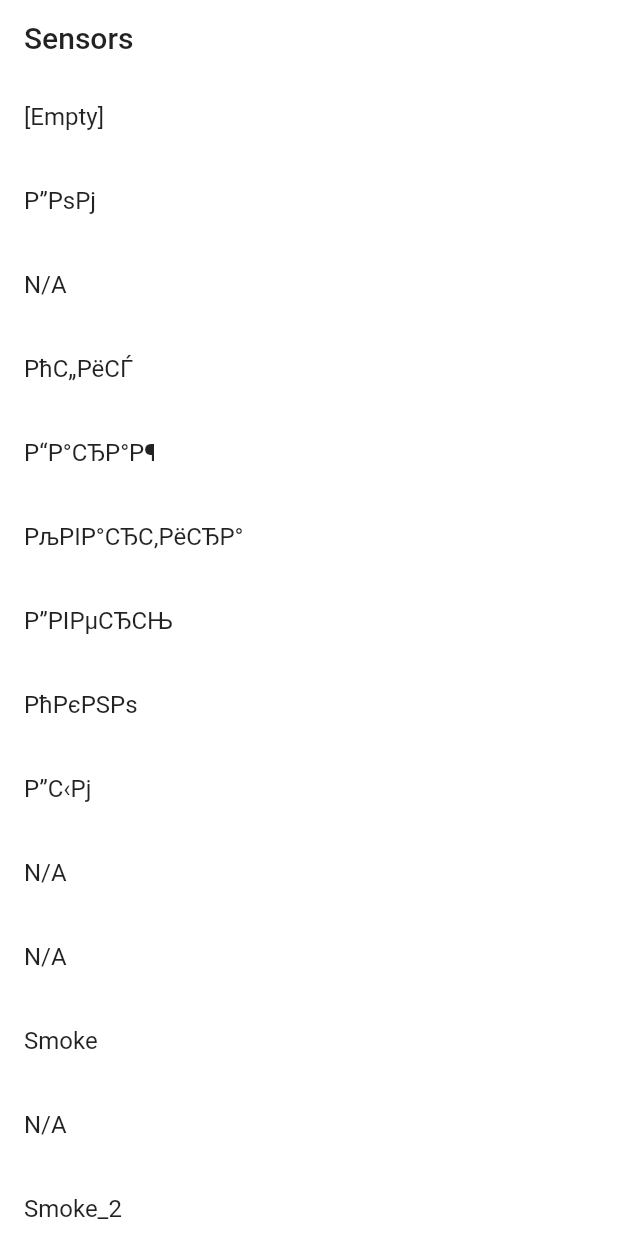
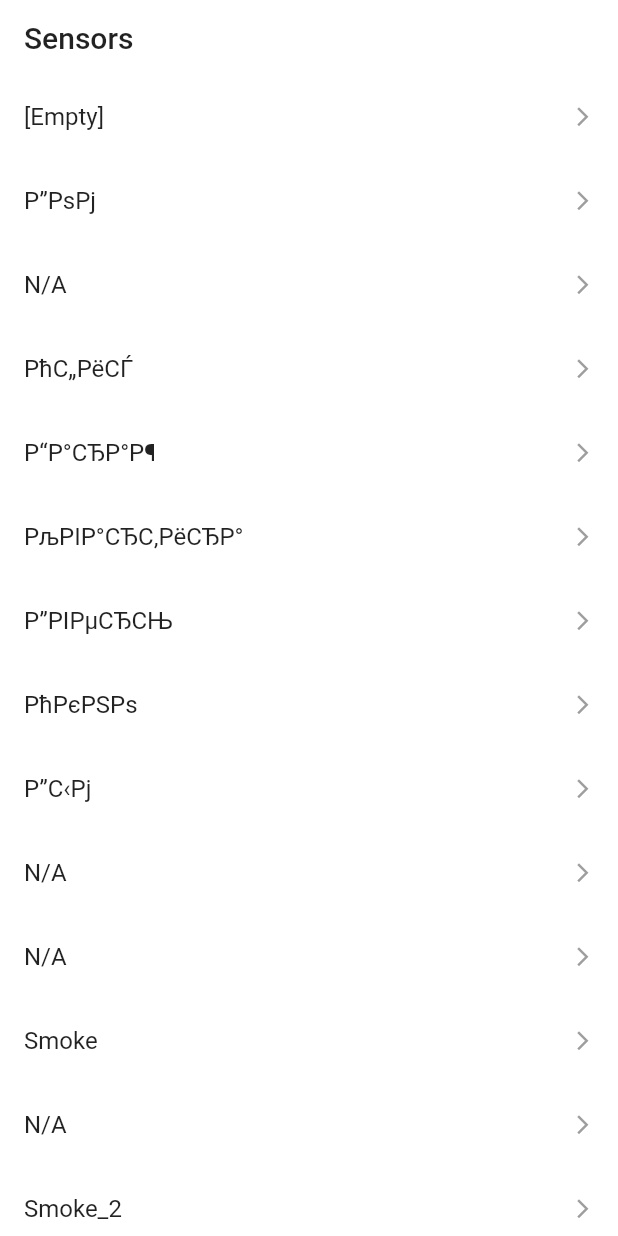
Before and after one commit to ProtoCornHub/bolid_sample, a Flutter app: the screen it shows after launch, on a phone screen of 412 x 824 dp. Run offline on Flutter 3.47's test engine with Material 2 defaults, Android fonts, the phone set to English and light mode, and no system bars; our stand-ins replace equatable, flutter_bloc, go_router, hive, hive_flutter; accounts and stored records are empty; Roboto replaces fonts that are missing (Avenir).

Commit message:
SensorCard

```diff
--- a/lib/src/features/sensor/presentation/view/sensor_list_screen.dart
+++ b/lib/src/features/sensor/presentation/view/sensor_list_screen.dart
@@ -1,8 +1,9 @@
 import 'package:bolid_sample/src/features/sensor/presentation/blocs/sensor/sensor_bloc.dart';
+import 'package:bolid_sample/src/shared/domain/entities/sensor.dart';
 import 'package:flutter/material.dart';
 import 'package:flutter_bloc/flutter_bloc.dart';
-
 import '../../../../shared/presentation/widgets/custom_app_bar.dart';
+import 'package:go_router/go_router.dart';
 
 class SensorListScreen extends StatelessWidget {
   const SensorListScreen({Key? key}) : super(key: key);
@@ -16,11 +17,11 @@ class SensorListScreen extends StatelessWidget {
       ),
       body: BlocListener<SensorBloc, SensorState>(
         listener: (context, state) {
-         if (state is SensorFailure) {
-           ScaffoldMessenger.of(context).showSnackBar(
-             SnackBar(content: Text(state.message)),
-           );
-         }
+          if (state is SensorFailure) {
+            ScaffoldMessenger.of(context).showSnackBar(
+              SnackBar(content: Text(state.message)),
+            );
+          }
         },
         child: BlocBuilder<SensorBloc, SensorState>(
           bloc: context.read<SensorBloc>()..add(SensorGetSensors()),
@@ -36,9 +37,7 @@ class SensorListScreen extends StatelessWidget {
                   itemCount: state.sensors.length,
                   itemBuilder: (context, index) {
                     final sensor = state.sensors[index];
-                    return ListTile(
-                      title: Text(sensor.name),
-                    );
+                    return _SensorCard(sensor: sensor);
                   },
                 );
               } else {
@@ -56,3 +55,32 @@ class SensorListScreen extends StatelessWidget {
     );
   }
 }
+
+class _SensorCard extends StatelessWidget {
+  const _SensorCard({
+    super.key,
+    required this.sensor,
+  });
+
+  final Sensor sensor;
+
+  @override
+  Widget build(BuildContext context) {
+    return ListTile(
+      onTap: () {
+        return context.go(
+          context.namedLocation(
+            'sensor_details_screen',
+          ),
+          extra: sensor,
+        );
+      },
+      title: Text(sensor.name),
+      trailing: const Icon(
+        Icons.arrow_forward_ios,
+        color: Colors.grey,
+        size: 15,
+      ),
+    );
+  }
+}
```
